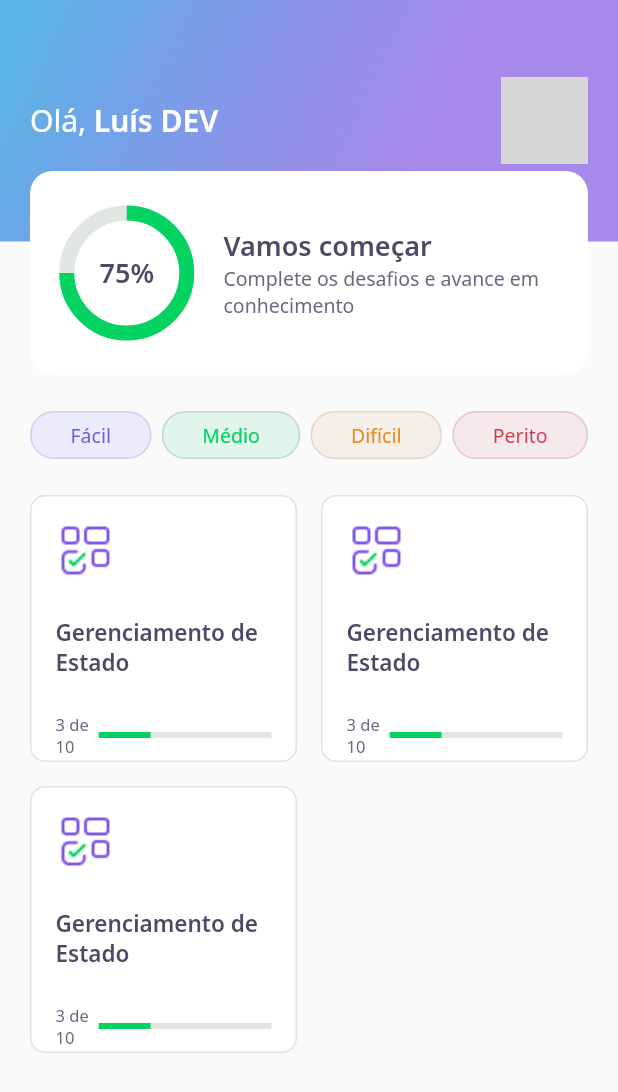
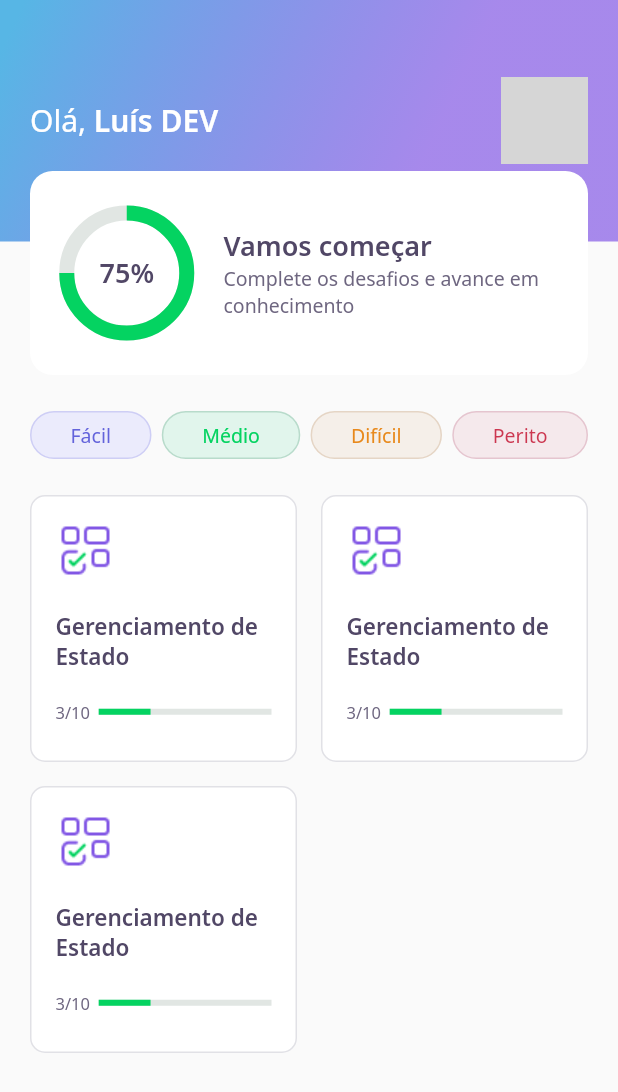
Before and after one commit to moromisato/nlw5_dev_quiz_flutter, a Flutter app: the screen it shows after launch, on a phone screen of 412 x 824 dp. Shown: the top 1092 px of the screen. Run offline on Flutter 3.47's test engine with Material 2 defaults, Android fonts, the phone set to English and light mode, and no system bars; our stand-ins replace google_fonts; network calls fail; grey boxes are pictures that could not be loaded.

Commit message:
small tweaks at quiz card widget

```diff
--- a/lib/home/widgets/quiz_card/quiz_card_widget.dart
+++ b/lib/home/widgets/quiz_card/quiz_card_widget.dart
@@ -22,21 +22,21 @@ class QuizCardWidget extends StatelessWidget {
             child: Image.asset(AppImages.blocks),
           ),
           SizedBox(
-            height: 24,
+            height: 20,
           ),
           Text(
             "Gerenciamento de Estado",
             style: AppTextStyles.heading15,
           ),
           SizedBox(
-            height: 24,
+            height: 20,
           ),
           Row(
             children: [
               Expanded(
                 flex: 1,
                 child: Text(
-                  "3 de 10",
+                  "3/10",
                   style: AppTextStyles.body11,
                 ),
               ),
```
